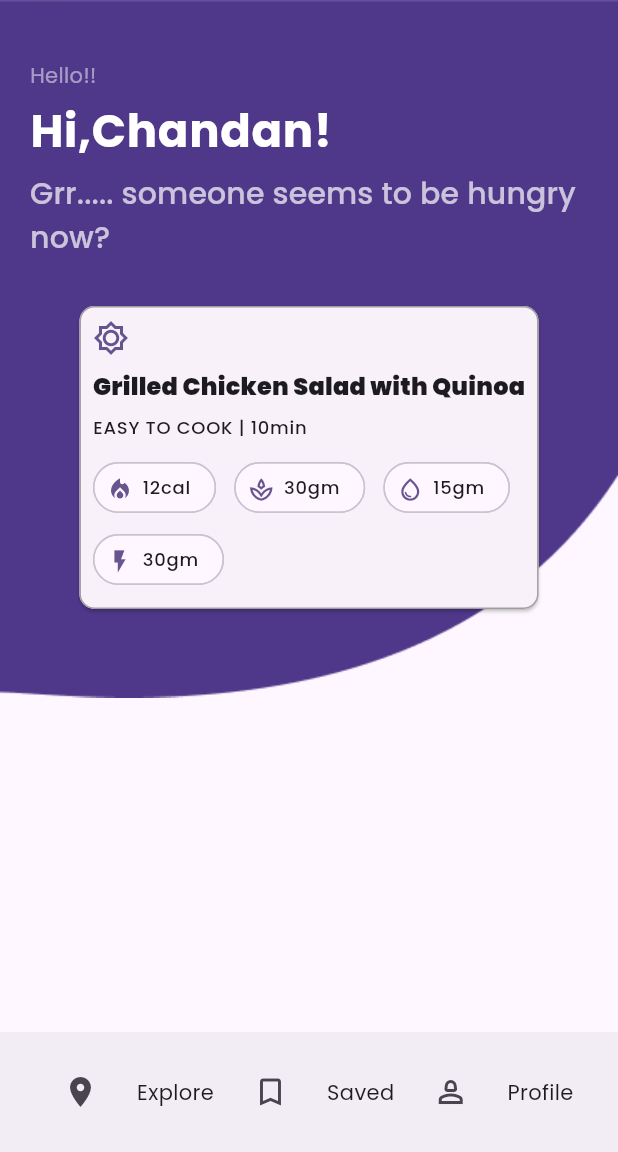
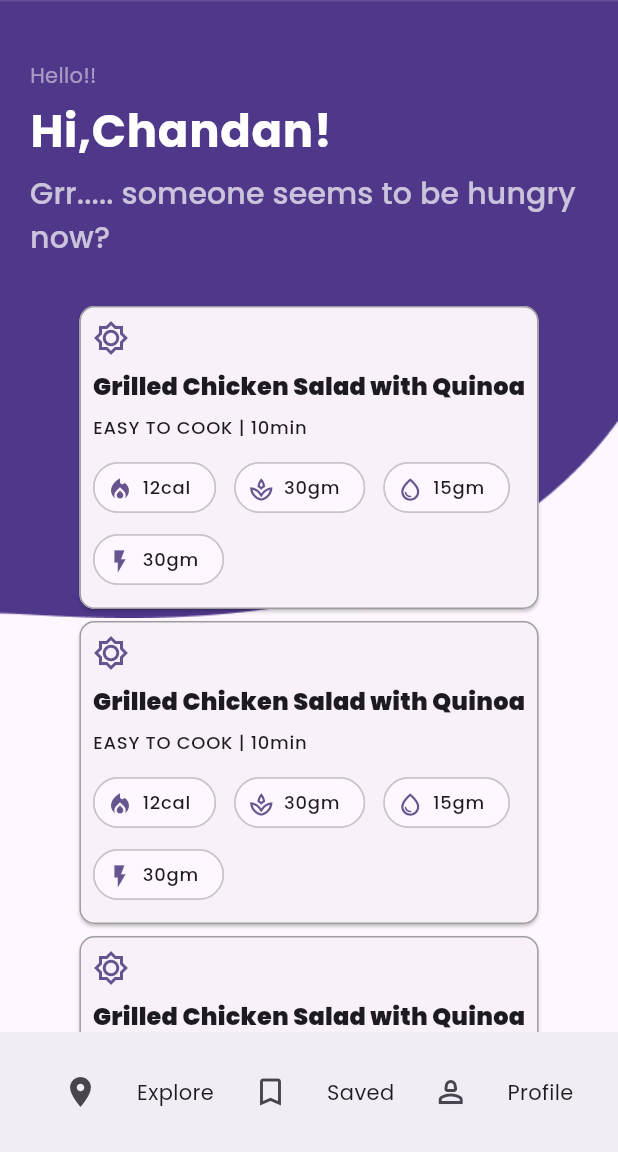
Before and after one commit to ChandanKhamitkar/trinetra_vallabh, a Flutter app: the screen it shows after launch, on a phone screen of 412 x 824 dp, the part 84-1236 px from its top. Run offline on Flutter 3.47's test engine with Material 3 defaults, Android fonts, the phone set to English and light mode, and no system bars; our stand-ins replace cloud_firestore, firebase_auth, firebase_core, flutter_svg, google_fonts, google_sign_in and 1 more; accounts and stored records are empty.

Commit message:
Fixed ellipse image oversized
Signed-off-by: unknown <khamitkarsaichandan1035@gmail.com>

* Added Sizedbox to consume height of mediaquery of height/2

```diff
--- a/lib/UI/screens/home_screen.dart
+++ b/lib/UI/screens/home_screen.dart
@@ -29,41 +29,46 @@ class _HomeScreenPageState extends State<HomeScreenPage> {
         "fat": "15gm",
         "cys": "30gm",
       },
-      // {
-      //   "meal": "Salmon with Roasted Broccoli and Sweet Potato",
-      //   "day": "Tuesday",
-      //   "protien": "35g",
-      //   "carbs": "45g",
-      //   "fat": "20g",
-      // },
-      // {
-      //   "meal": "Turkey Meatloaf with Mashed Sweet Potatoes",
-      //   "day": "Wednesday",
-      //   "protien": "35g",
-      //   "carbs": "45g",
-      //   "fat": "18g",
-      // },
-      // {
-      //   "meal": "Chicken Stir-fry with Brown Rice",
-      //   "day": "Thursday",
-      //   "protien": "35g",
-      //   "carbs": "45g",
-      //   "fat": "18g",
-      // },
-      // {
-      //   "meal": "Tuna Salad Sandwich on Whole Wheat Bread",
-      //   "day": "Friday",
-      //   "protien": "35g",
-      //   "carbs": "45g",
-      //   "fat": "18g",
-      // },
-      // {
-      //   "meal": "Lean Beef and Vegetable Skewers",
-      //   "day": "Friday",
-      //   "protien": "35g",
-      //   "carbs": "45g",
-      //   "fat": "18g",
-      // },
+      {
+        "meal": "Grilled Chicken Salad with Quinoa",
+        "day": "EASY TO COOK | 10min",
+        "protien": "12cal",
+        "carbs": "30gm",
+        "fat": "15gm",
+        "cys": "30gm",
+      },
+      {
+        "meal": "Grilled Chicken Salad with Quinoa",
+        "day": "EASY TO COOK | 10min",
+        "protien": "12cal",
+        "carbs": "30gm",
+        "fat": "15gm",
+        "cys": "30gm",
+      },
+      {
+        "meal": "Grilled Chicken Salad with Quinoa",
+        "day": "EASY TO COOK | 10min",
+        "protien": "12cal",
+        "carbs": "30gm",
+        "fat": "15gm",
+        "cys": "30gm",
+      },
+      {
+        "meal": "Grilled Chicken Salad with Quinoa",
+        "day": "EASY TO COOK | 10min",
+        "protien": "12cal",
+        "carbs": "30gm",
+        "fat": "15gm",
+        "cys": "30gm",
+      },
+      {
+        "meal": "Grilled Chicken Salad with Quinoa",
+        "day": "EASY TO COOK | 10min",
+        "protien": "12cal",
+        "carbs": "30gm",
+        "fat": "15gm",
+        "cys": "30gm",
+      },
     ];
   }
 
@@ -83,10 +88,14 @@ class _HomeScreenPageState extends State<HomeScreenPage> {
       bottomNavigationBar: CustomBottomNavigationBar(),
       body: SingleChildScrollView(
         child: Stack(children: [
-          Image.asset(
-            'images/Ellipse-five.png',
+          SizedBox(
             width: double.infinity,
-            fit: BoxFit.fill,
+            height: MediaQuery.of(context).size.height / 2,
+            child: Image.asset(
+              'images/Ellipse-five.png',
+              // width: double.infinity,
+              fit: BoxFit.fill,
+            ),
           ),
           Padding(
             padding: const EdgeInsets.only(top: 40, left: 20),
```
